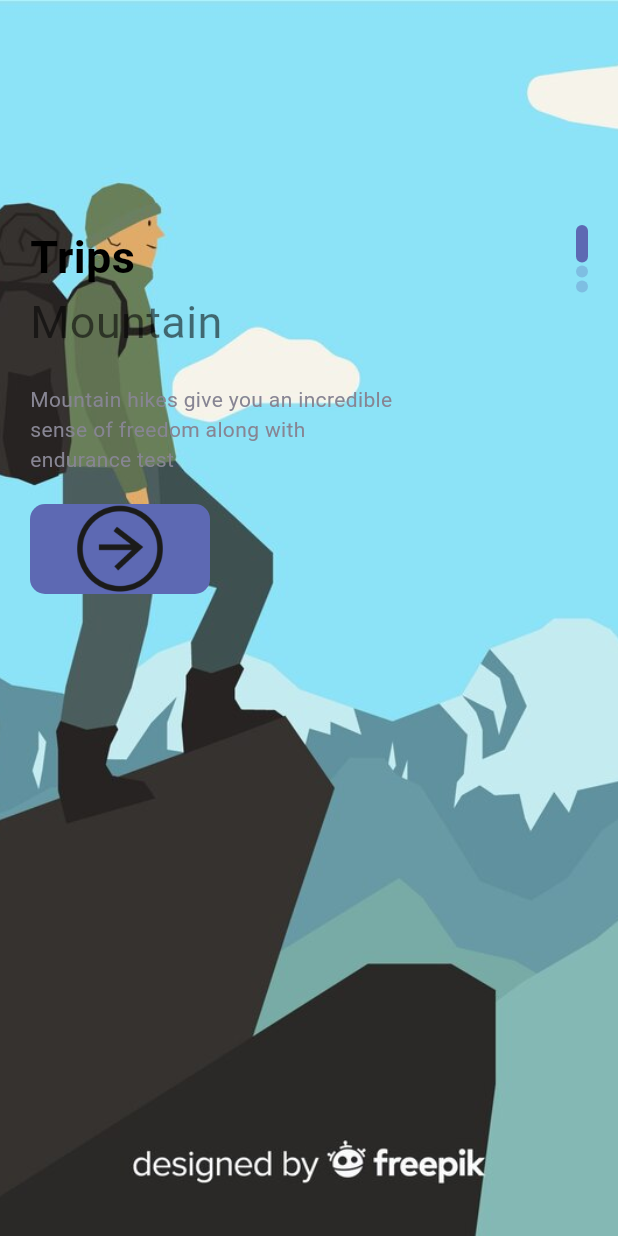
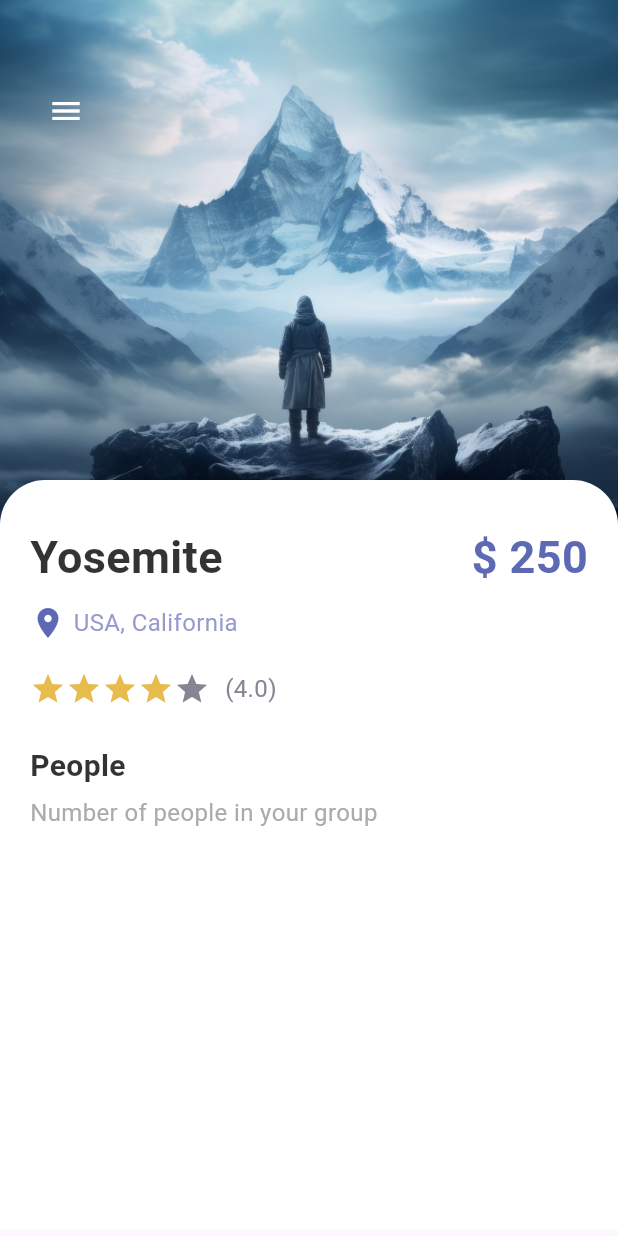
Before and after one commit to bdot100/travel_booking, a Flutter app: the screen it shows after launch, on a phone screen of 412 x 824 dp. Run offline on Flutter 3.47's test engine with Material 3 defaults, Android fonts, the light colour scheme and no system bars.

Commit message:
Home page and detail page created

```diff
--- a/lib/main.dart
+++ b/lib/main.dart
@@ -1,5 +1,5 @@
 import 'package:flutter/material.dart';
-import 'package:travel_booking/pages/welcome_page.dart';
+import 'package:travel_booking/pages/detail_page.dart';
 
 void main() {
   runApp(const MyApp());
@@ -17,7 +17,7 @@
       theme: ThemeData(
         primarySwatch: Colors.blue,
       ),
-      home: const WelcomePage(),
+      home: const DetailPage(),
     );
   }
 }
--- /dev/null
+++ b/lib/pages/detail_page.dart
@@ -0,0 +1,105 @@
+import 'package:flutter/material.dart';
+import 'package:travel_booking/misc/colors.dart';
+import 'package:travel_booking/widgets/app_large_text.dart';
+import 'package:travel_booking/widgets/app_text.dart';
+
+class DetailPage extends StatefulWidget {
+  const DetailPage({super.key});
+
+  @override
+  State<DetailPage> createState() => _DetailPageState();
+}
+
+class _DetailPageState extends State<DetailPage> {
+  int gottenStars = 4;
+  @override
+  Widget build(BuildContext context) {
+    return Scaffold(
+      body: Container(
+        width: double.maxFinite,
+        height: double.maxFinite,
+        child: Stack(
+          children: [
+            Positioned(
+              left: 0,
+              right: 0,
+              child: Container(
+                width: double.maxFinite,
+                height: 350,
+                decoration: BoxDecoration(
+                  image: DecorationImage(
+                    image: AssetImage("img/mountaining.jpeg"),
+                    fit: BoxFit.cover
+                  )
+                ),
+              )
+            ),
+            Positioned(
+              left: 20,
+              top: 50,
+              child: Row(
+              children: [
+                IconButton(onPressed: (){}, icon: Icon(Icons.menu),
+                color: Colors.white,
+                ),
+                // IconButton(onPressed: (){}, icon: Icon(Icons.menu),)
+                ],
+              )
+            ),
+            Positioned(
+              top: 320,
+              child: Container(
+                padding: const EdgeInsets.only(left: 20, right: 20, top: 30),
+                width: MediaQuery.of(context).size.width,
+                height: 500,
+                decoration: BoxDecoration(
+                  color: Colors.white,
+                  borderRadius: BorderRadius.only(
+                    topLeft: Radius.circular(30),
+                    topRight: Radius.circular(30)
+                  )
+                ),
+                child: Column(
+                  crossAxisAlignment: CrossAxisAlignment.start,
+                  children: [
+                    Row(
+                      mainAxisAlignment: MainAxisAlignment.spaceBetween,
+                      children: [
+                        AppLargeText(text: "Yosemite", color: Colors.black.withOpacity(0.8),),
+                        AppLargeText(text: "\$ 250", color: AppColors.mainColor,)
+                      ],
+                    ),
+                    SizedBox(height: 10,),
+                    Row(
+                      children: [
+                        Icon(Icons.location_on, color: AppColors.mainColor,),
+                        SizedBox(width: 5,),
+                        AppText(text: "USA, California", color: AppColors.textColor1,)
+                      ],
+                    ),
+                    SizedBox(height: 20,),
+                    Row(
+                      children: [
+                        Wrap(
+                          children: List.generate(5, (index) {
+                            return Icon(Icons.star, color: index < gottenStars ?AppColors.startColor : AppColors.textColor2,);
+                          }),
+                        ),
+                        SizedBox(width: 10,),
+                        AppText(text: "(4.0)", color: AppColors.textColor2,)
+                      ],
+                    ),
+                    SizedBox(height: 25,),
+                    AppLargeText(text: "People", color: Colors.black.withOpacity(0.8),size: 20,),
+                    SizedBox(height: 5,),
+                    AppText(text: "Number of people in your group", color: AppColors.mainTextColor,)
+                  ],
+                ),
+              )
+            )
+          ],
+        ),
+      ),
+    );
+  }
+}
```
Also changed, not shown: lib/pages/home_page.dart (added, +192 -0 lines), lib/pages/nav_pages/bar_item_page.dart (added, +10 -0 lines), lib/pages/nav_pages/main_page.dart (added, +55 -0 lines), lib/pages/nav_pages/my_page.dart (added, +10 -0 lines), lib/pages/nav_pages/search_page.dart (added, +12 -0 lines), img/balloning.jpeg (added), img/hiking.jpeg (added), img/kayaking.jpeg (added), img/mountaining.jpeg (added), img/snorkling.jpeg (added).
